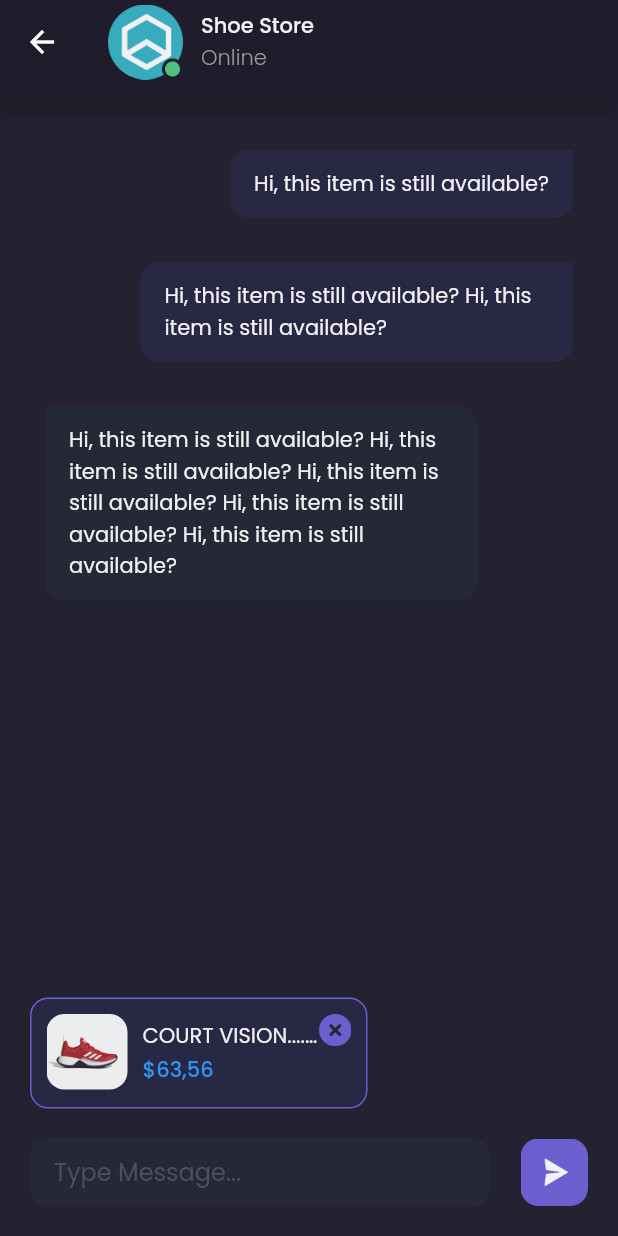
After one commit to aldij29/learning_project_flutter_shamo_e-commerce, a Flutter app: the DetailChatPage screen opened by its route, on a phone screen of 412 x 824 dp. The commit adds this screen. Run offline on Flutter 3.47's test engine with Material 2 defaults, Android fonts, the phone set to English and light mode, and no system bars; our stand-ins replace google_fonts.

Commit message:
update chat page

```diff
--- a/lib/main.dart
+++ b/lib/main.dart
@@ -16,6 +16,7 @@ class MyApp extends StatelessWidget {
       '/sign-in': (context) => const SignInPage(),
       '/sign-up': (context) => const SignUpPage(),
       '/home':(context) => const MainPage(),
+      '/detail-chat':(context) => const DetailChatPage()
     });
   }
 }
--- /dev/null
+++ b/lib/pages/detail_chat_page.dart
@@ -0,0 +1,164 @@
+part of 'pages.dart';
+
+class DetailChatPage extends StatelessWidget {
+  const DetailChatPage({Key? key}) : super(key: key);
+
+  @override
+  Widget build(BuildContext context) {
+    header() {
+      return PreferredSize(
+        child: AppBar(
+          backgroundColor: backgroundColor1,
+          centerTitle: false,
+          title: Row(
+            children: [
+              Image.asset(
+                'assets/images/image_shop_online.png',
+                width: 50,
+              ),
+              SizedBox(
+                width: 12,
+              ),
+              Column(
+                crossAxisAlignment: CrossAxisAlignment.start,
+                children: [
+                  Text(
+                    'Shoe Store',
+                    style: primaryTextStyle.copyWith(
+                        fontWeight: medium, fontSize: 14),
+                  ),
+                  Text(
+                    'Online',
+                    style: secondaryTextStyle.copyWith(
+                        fontWeight: light, fontSize: 14),
+                  )
+                ],
+              )
+            ],
+          ),
+        ),
+        preferredSize: Size.fromHeight(70),
+      );
+    }
+
+    Widget productPreview() {
+      return Container(
+        width: 225,
+        height: 74,
+        margin: EdgeInsets.only(
+          bottom: 20,
+        ),
+        padding: EdgeInsets.all(10),
+        decoration: BoxDecoration(
+          color: backgroundColor5,
+          borderRadius: BorderRadius.circular(12),
+          border: Border.all(color: primaryColor),
+        ),
+        child: Row(
+          crossAxisAlignment: CrossAxisAlignment.start,
+          children: [
+            ClipRRect(
+              borderRadius: BorderRadius.circular(12),
+              child: Image.asset(
+                'assets/images/image_shoes.png',
+                width: 54,
+              ),
+            ),
+            SizedBox(
+              width: 10,
+            ),
+            Expanded(
+              child: Column(
+                crossAxisAlignment: CrossAxisAlignment.start,
+                mainAxisAlignment: MainAxisAlignment.center,
+                children: [
+                  Text(
+                    'COURT VISION.... COURT VISION....',
+                    overflow: TextOverflow.ellipsis,
+                    style: primaryTextStyle,
+                  ),
+                  SizedBox(
+                    height: 2,
+                  ),
+                  Text(
+                    '\$63,56',
+                    style: priceTextStyle.copyWith(fontWeight: medium),
+                  ),
+                ],
+              ),
+            ),
+            Image.asset(
+              'assets/icons/button_close.png',
+              width: 22,
+            )
+          ],
+        ),
+      );
+    }
+
+    Widget chatInput() {
+      return Container(
+        margin: EdgeInsets.all(20),
+        child: Column(
+          crossAxisAlignment: CrossAxisAlignment.start,
+          mainAxisSize: MainAxisSize.min,
+          children: [
+            productPreview(),
+            Row(
+              children: [
+                Expanded(
+                  child: Container(
+                    height: 45,
+                    padding: EdgeInsets.symmetric(
+                      horizontal: 16,
+                    ),
+                    decoration: BoxDecoration(
+                      color: backgroundColor4,
+                      borderRadius: BorderRadius.circular(12),
+                    ),
+                    child: Center(
+                      child: TextFormField(
+                        style: primaryTextStyle,
+                        decoration: InputDecoration.collapsed(
+                          hintText: 'Type Message...',
+                          hintStyle: suibTitleTextStyle,
+                        ),
+                      ),
+                    ),
+                  ),
+                ),
+                SizedBox(
+                  width: 20,
+                ),
+                Image.asset(
+                  'assets/icons/button_send.png',
+                  width: 45,
+                ),
+              ],
+            ),
+          ],
+        ),
+      );
+    }
+
+    Widget content() {
+      return ListView(
+        padding: EdgeInsets.symmetric(
+          horizontal: defaultMargin,
+        ),
+        children: [
+          ChatBubble(isSender: true, text: 'Hi, this item is still available?',),
+          ChatBubble(isSender: true, text: 'Hi, this item is still available? Hi, this item is still available?',),
+          ChatBubble(isSender: false, text: 'Hi, this item is still available? Hi, this item is still available? Hi, this item is still available? Hi, this item is still available? Hi, this item is still available?',)
+        ],
+      );
+    }
+
+    return Scaffold(
+      backgroundColor: backgroundColor3,
+      appBar: header(),
+      bottomNavigationBar: chatInput(),
+      body: content(),
+    );
+  }
+}
--- a/lib/pages/pages.dart
+++ b/lib/pages/pages.dart
@@ -12,3 +12,4 @@ part './home/home_page.dart';
 part './home/chat_page.dart';
 part './home/profile_page.dart';
 part './home/whistlist_page.dart';
+part 'detail_chat_page.dart';
--- a/lib/shared/themes.dart
+++ b/lib/shared/themes.dart
@@ -11,6 +11,7 @@ Color backgroundColor1 =  const Color(0xff1F1D2B);
 Color backgroundColor2 =  const Color(0xff2B2937);
 Color backgroundColor3 =  const Color(0xff242231);
 Color backgroundColor4 =  const Color(0xff252836);
+Color backgroundColor5 = const Color(0xff282844);
 Color primaryTextColor =  const Color(0xffF1F0F2);
 Color secondaryTextColor =  const Color(0xff999999);
 Color subTitleTextColor =  const Color(0xff504f5e);
--- /dev/null
+++ b/lib/widgets/chat_bubles.dart
@@ -0,0 +1,46 @@
+part of 'widgets.dart';
+
+class ChatBubble extends StatelessWidget {
+  String text;
+  bool isSender;
+
+  ChatBubble({Key? key, this.isSender = false, this.text = ''})
+      : super(key: key);
+
+  @override
+  Widget build(BuildContext context) {
+    return Container(
+      width: double.infinity,
+      margin: EdgeInsets.only(
+        top: defaultMargin,
+      ),
+      child: Row(
+        mainAxisAlignment: isSender ? MainAxisAlignment.end : MainAxisAlignment.start,
+        children: [
+          Flexible(
+            child: Container(
+              constraints: BoxConstraints(
+                  maxWidth: MediaQuery.of(context).size.width * 0.7),
+              padding: EdgeInsets.symmetric(
+                vertical: 12,
+                horizontal: 16,
+              ),
+              decoration: BoxDecoration(
+                  borderRadius:  BorderRadius.only(
+                    topLeft: Radius.circular(isSender ? 12 : 0),
+                    topRight: Radius.circular(!isSender ? 12 : 0),
+                    bottomLeft: Radius.circular(12),
+                    bottomRight: Radius.circular(12),
+                  ) ,
+                  color: isSender ? backgroundColor5 : backgroundColor4),
+              child: Text(
+                text,
+                style: primaryTextStyle,
+              ),
+            ),
+          ),
+        ],
+      ),
+    );
+  }
+}
--- a/lib/widgets/chat_tile.dart
+++ b/lib/widgets/chat_tile.dart
@@ -5,7 +5,11 @@ class ChatTile extends StatelessWidget {
 
   @override
   Widget build(BuildContext context) {
-    return Container(
+    return GestureDetector(
+      onTap: (){
+        Navigator.pushNamed(context, '/detail-chat');
+      },
+      child: Container(
         margin: EdgeInsets.only(
           top: 33,
         ),
@@ -53,6 +57,7 @@ class ChatTile extends StatelessWidget {
             )
           ],
         ),
+      ),
     );
   }
 }
--- a/lib/widgets/widgets.dart
+++ b/lib/widgets/widgets.dart
@@ -4,3 +4,4 @@ import 'package:shamo_ecommerce/shared/themes.dart';
 part 'products_card.dart';
 part 'products_tile.dart';
 part 'chat_tile.dart';
+part 'chat_bubles.dart';
```
Also changed, not shown: assets/icons/button_close.png (added), assets/icons/button_send.png (added), assets/images/image_shop_online.png (added), 2 other files. Lines whose indentation alone changed are shown as unchanged.
